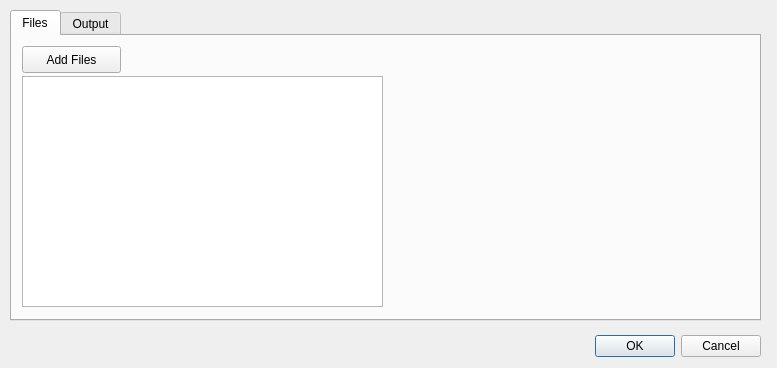
First picture: the form in src/batchdialog.ui, repository PhotoFlare/photoflare, before the edit.
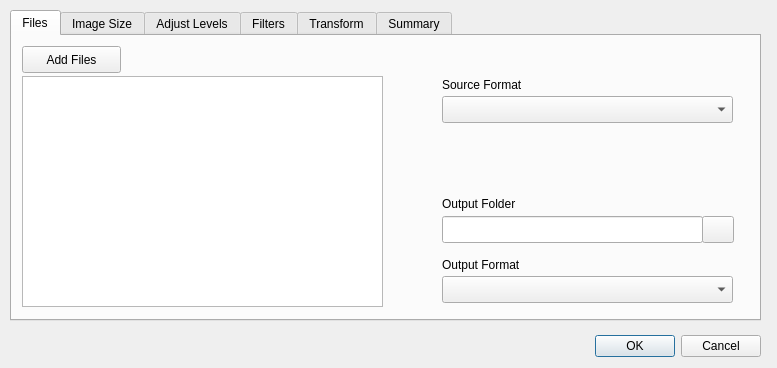
Second picture: the form after the edit. The open tabs and pages were chosen to show the change. Icons and pictures are not drawn.

The edit to the form file:
```diff
--- a/src/batchdialog.ui
+++ b/src/batchdialog.ui
@@ -74,12 +74,176 @@
       <enum>QAbstractItemView::DropOnly</enum>
      </property>
     </widget>
+    <widget class="QLabel" name="label_5">
+     <property name="geometry">
+      <rect>
+       <x>430</x>
+       <y>40</y>
+       <width>101</width>
+       <height>17</height>
+      </rect>
+     </property>
+     <property name="text">
+      <string>Source Format</string>
+     </property>
+    </widget>
+    <widget class="QComboBox" name="comboBox_2">
+     <property name="geometry">
+      <rect>
+       <x>430</x>
+       <y>60</y>
+       <width>291</width>
+       <height>27</height>
+      </rect>
+     </property>
+    </widget>
+    <widget class="QLabel" name="label_7">
+     <property name="geometry">
+      <rect>
+       <x>430</x>
+       <y>160</y>
+       <width>111</width>
+       <height>16</height>
+      </rect>
+     </property>
+     <property name="text">
+      <string>Output Folder</string>
+     </property>
+    </widget>
+    <widget class="QLineEdit" name="lineEdit_3">
+     <property name="geometry">
+      <rect>
+       <x>430</x>
+       <y>180</y>
+       <width>261</width>
+       <height>27</height>
+      </rect>
+     </property>
+    </widget>
+    <widget class="QPushButton" name="pushButton_4">
+     <property name="geometry">
+      <rect>
+       <x>690</x>
+       <y>180</y>
+       <width>32</width>
+       <height>27</height>
+      </rect>
+     </property>
+     <property name="text">
+      <string/>
+     </property>
+     <property name="icon">
+      <iconset theme="search"/>
+     </property>
+    </widget>
+    <widget class="QLabel" name="label_8">
+     <property name="geometry">
+      <rect>
+       <x>430</x>
+       <y>220</y>
+       <width>101</width>
+       <height>17</height>
+      </rect>
+     </property>
+     <property name="text">
+      <string>Output Format</string>
+     </property>
+    </widget>
+    <widget class="QComboBox" name="comboBox_3">
+     <property name="geometry">
+      <rect>
+       <x>430</x>
+       <y>240</y>
+       <width>291</width>
+       <height>27</height>
+      </rect>
+     </property>
+    </widget>
    </widget>
    <widget class="QWidget" name="Output_Tab">
     <attribute name="title">
-     <string>Output</string>
+     <string>Image Size</string>
     </attribute>
    </widget>
+   <widget class="QWidget" name="Adjust_tab">
+    <attribute name="title">
+     <string>Adjust Levels</string>
+    </attribute>
+   </widget>
+   <widget class="QWidget" name="Filter_tab">
+    <attribute name="title">
+     <string>Filters</string>
+    </attribute>
+    <widget class="QLabel" name="label">
+     <property name="geometry">
+      <rect>
+       <x>10</x>
+       <y>10</y>
+       <width>67</width>
+       <height>17</height>
+      </rect>
+     </property>
+     <property name="text">
+      <string>Available</string>
+     </property>
+    </widget>
+    <widget class="QListWidget" name="listWidget_2">
+     <property name="geometry">
+      <rect>
+       <x>10</x>
+       <y>40</y>
+       <width>331</width>
+       <height>231</height>
+      </rect>
+     </property>
+    </widget>
+    <widget class="QLabel" name="label_2">
+     <property name="geometry">
+      <rect>
+       <x>400</x>
+       <y>10</y>
+       <width>67</width>
+       <height>17</height>
+      </rect>
+     </property>
+     <property name="text">
+      <string>Enabled</string>
+     </property>
+    </widget>
+    <widget class="QListWidget" name="listWidget_3">
+     <property name="geometry">
+      <rect>
+       <x>400</x>
+       <y>40</y>
+       <width>331</width>
+       <height>231</height>
+      </rect>
+     </property>
+    </widget>
+   </widget>
+   <widget class="QWidget" name="Transform_tab">
+    <attribute name="title">
+     <string>Transform</string>
+    </attribute>
+   </widget>
+   <widget class="QWidget" name="Summary_tab">
+    <attribute name="title">
+     <string>Summary</string>
+    </attribute>
+    <widget class="QLabel" name="label_6">
+     <property name="geometry">
+      <rect>
+       <x>20</x>
+       <y>40</y>
+       <width>241</width>
+       <height>17</height>
+      </rect>
+     </property>
+     <property name="text">
+      <string>Summary of all changes to happen</string>
+     </property>
+    </widget>
+   </widget>
   </widget>
  </widget>
  <resources/>
```
Left out of the diff: 4 changed lines with no effect on the pictures.
